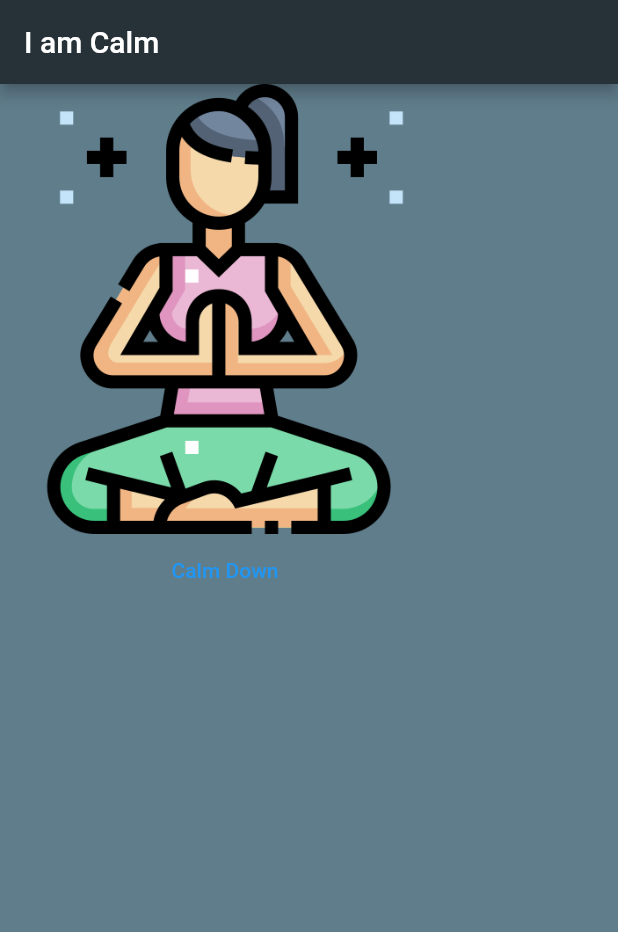
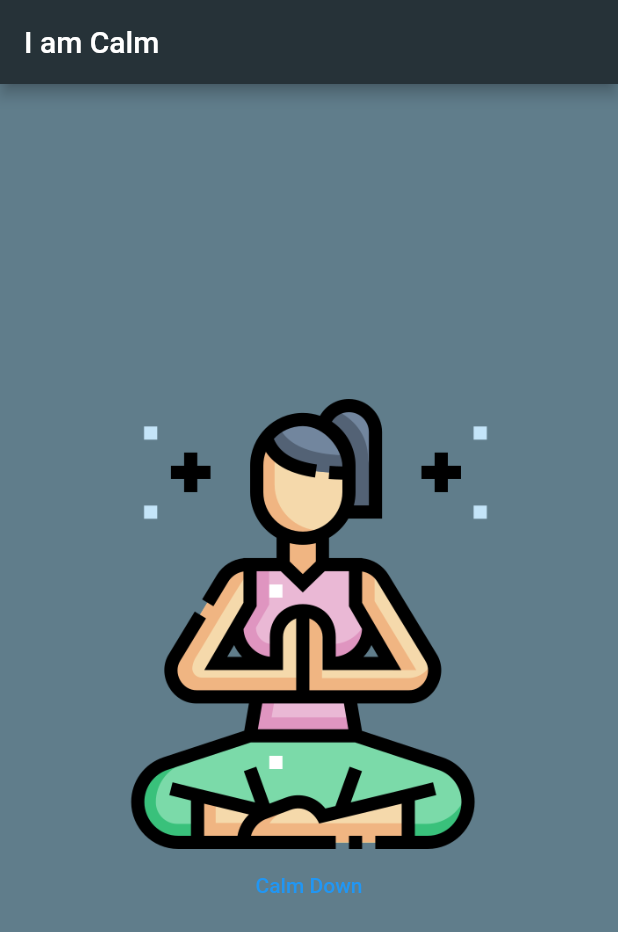
Before and after one commit to alantsui5/flutter-projects, a Flutter app: the screen it shows after launch, on a phone screen of 412 x 824 dp. Shown: the top 932 px of the screen. Run offline on Flutter 3.47's test engine with Material 2 defaults, Android fonts, the phone set to English and light mode, and no system bars.

Commit message:
Center App elements

```diff
--- a/i-am-calm/lib/main.dart
+++ b/i-am-calm/lib/main.dart
@@ -19,9 +19,11 @@ class HomeScreen extends StatelessWidget {
           title: const Text("I am Calm"),
           backgroundColor: Colors.blueGrey[900],
         ),
-        body: Column(
+        body: Center(
+          child: Column(
+            mainAxisAlignment: MainAxisAlignment.center,
             children: [
-            Image(
+              const Image(
               image: AssetImage("images/meditation2.png"),
               width: 300,
               ),
@@ -30,6 +32,7 @@ class HomeScreen extends StatelessWidget {
                 child: const Text("Calm Down")
               )
             ],
+          ),
         )
       )
     );
```
Also changed, not shown: 1 other file. Lines whose indentation alone changed are shown as unchanged.
